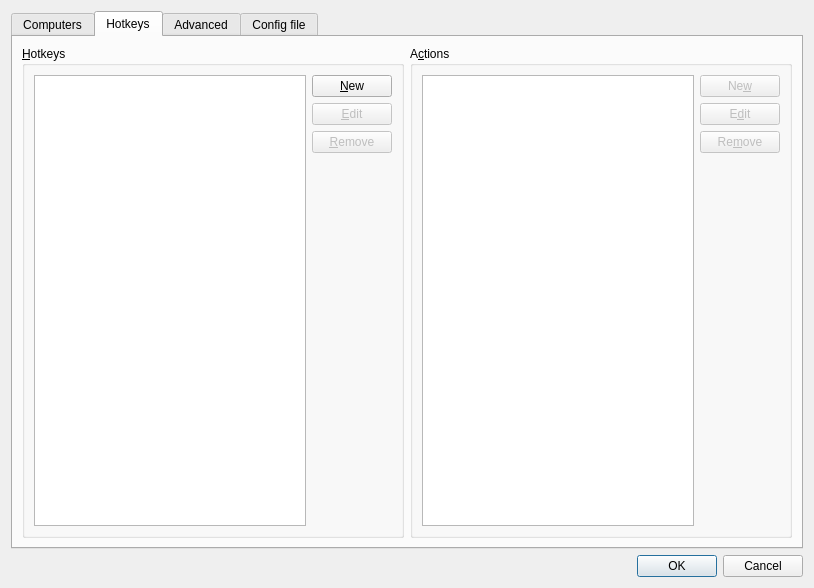
Above: src/lib/gui/dialogs/ServerConfigDialog.ui from zgpbloodwolf/deskflow before the change. Below: the same form after it.
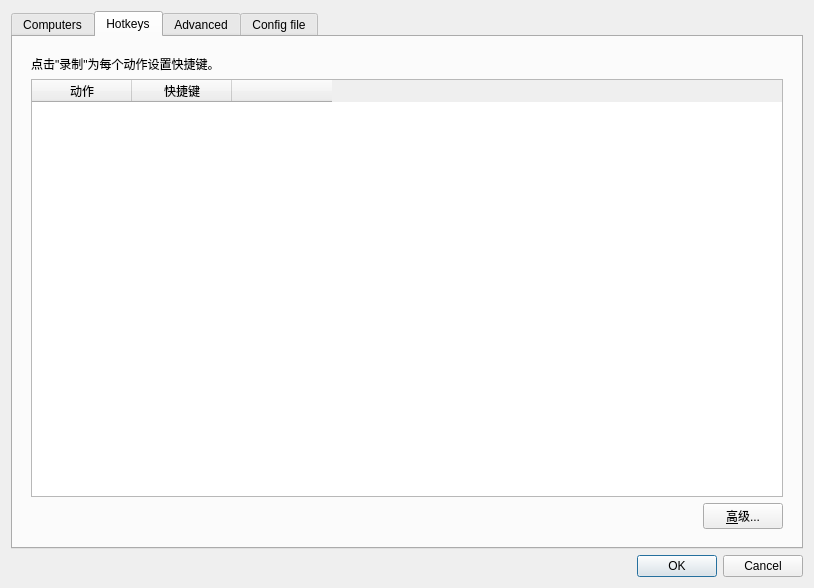
That is the form after the change. The open tabs and pages were chosen to show the change. Icons and pictures are not drawn. Custom widgets are drawn as their Qt base class.

Commit message:
feat(gui/server-config): 添加热键管理简化模式
重构热键配置界面，新增简化模式方便新手快速设置常用快捷键，保留原有高级模式供高级用户使用。简化模式支持为屏幕切换、鼠标锁定、重启服务等常用动作快速配置快捷键，同时更新了中文翻译文件适配新界面元素。

```diff
--- a/src/lib/gui/dialogs/ServerConfigDialog.ui
+++ b/src/lib/gui/dialogs/ServerConfigDialog.ui
@@ -167,7 +167,88 @@
       <attribute name="title">
        <string>Hotkeys</string>
       </attribute>
-      <layout class="QHBoxLayout" name="_2">
+      <layout class="QVBoxLayout" name="hotkeysLayout">
+       <item>
+        <widget class="QStackedWidget" name="stackedHotkeys">
+         <property name="currentIndex">
+          <number>0</number>
+         </property>
+         <!-- Page 0: 简化模式 — 预设动作列表 -->
+         <widget class="QWidget" name="pageSimpleHotkeys">
+          <layout class="QVBoxLayout" name="simpleHotkeysLayout">
+           <item>
+            <widget class="QLabel" name="lblHotkeyHint">
+             <property name="text">
+              <string>点击"录制"为每个动作设置快捷键。</string>
+             </property>
+             <property name="wordWrap">
+              <bool>true</bool>
+             </property>
+            </widget>
+           </item>
+           <item>
+            <widget class="QTableWidget" name="tableHotkeys">
+             <property name="editTriggers">
+              <set>QAbstractItemView::EditTrigger::NoEditTriggers</set>
+             </property>
+             <property name="selectionBehavior">
+              <enum>QAbstractItemView::SelectionBehavior::SelectRows</enum>
+             </property>
+             <property name="cornerButtonEnabled">
+              <bool>false</bool>
+             </property>
+             <property name="columnCount">
+              <number>3</number>
+             </property>
+             <attribute name="horizontalHeaderStretchLastSection">
+              <bool>false</bool>
+             </attribute>
+             <column>
+              <property name="text">
+               <string>动作</string>
+              </property>
+             </column>
+             <column>
+              <property name="text">
+               <string>快捷键</string>
+              </property>
+             </column>
+             <column>
+              <property name="text">
+               <string/>
+              </property>
+             </column>
+            </widget>
+           </item>
+           <item>
+            <layout class="QHBoxLayout" name="simpleHotkeysButtonBar">
+             <item>
+              <spacer name="simpleHotkeySpacer">
+               <property name="orientation">
+                <enum>Qt::Orientation::Horizontal</enum>
+               </property>
+               <property name="sizeHint" stdset="0">
+                <size>
+                 <width>40</width>
+                 <height>20</height>
+                </size>
+               </property>
+              </spacer>
+             </item>
+             <item>
+              <widget class="QPushButton" name="btnAdvancedHotkeys">
+               <property name="text">
+                <string>&amp;高级...</string>
+               </property>
+              </widget>
+             </item>
+            </layout>
+           </item>
+          </layout>
+         </widget>
+         <!-- Page 1: 高级模式（原有双栏布局） -->
+         <widget class="QWidget" name="pageAdvancedHotkeys">
+          <layout class="QHBoxLayout" name="advancedHotkeysLayout">
        <item>
         <widget class="QGroupBox" name="groupHotkeys">
          <property name="title">
@@ -299,6 +380,10 @@
            </spacer>
           </item>
          </layout>
+            </widget>
+           </item>
+          </layout>
+         </widget>
         </widget>
        </item>
       </layout>
```
Lines whose indentation alone changed are shown as unchanged. The commit also changes 3 other files.
